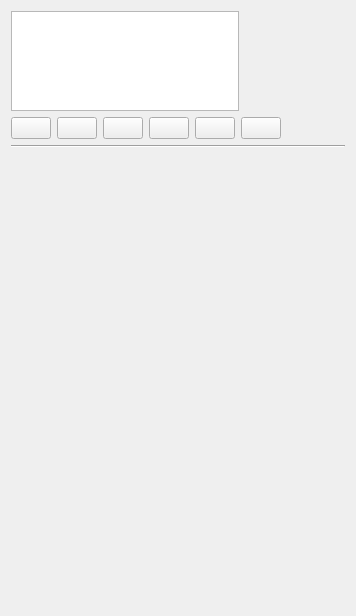
Before: the Qt Designer form src/ui/qgssymbolselectordialogbase.ui in qgis/QGIS, drawn with Qt 5.
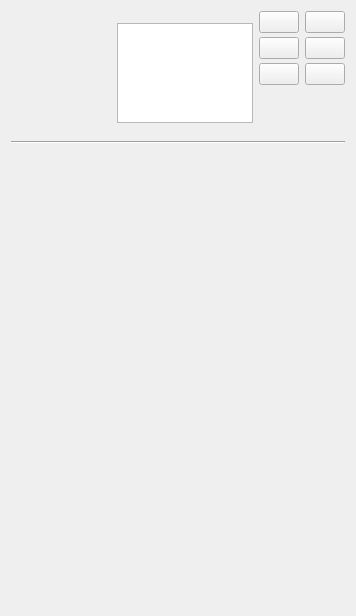
After: the same form once the commit is applied.

The edit to the form file:
```diff
--- a/src/ui/qgssymbolselectordialogbase.ui
+++ b/src/ui/qgssymbolselectordialogbase.ui
@@ -14,135 +14,12 @@
    <string>Form</string>
   </property>
   <layout class="QGridLayout" name="gridLayout_2">
-   <item row="1" column="0">
-    <layout class="QHBoxLayout" name="pushBtnBox">
-     <property name="spacing">
-      <number>6</number>
-     </property>
-     <item>
-      <widget class="QPushButton" name="btnAddLayer">
-       <property name="maximumSize">
-        <size>
-         <width>50</width>
-         <height>16777215</height>
-        </size>
-       </property>
-       <property name="toolTip">
-        <string>Add symbol layer</string>
-       </property>
-      </widget>
-     </item>
-     <item>
-      <widget class="QPushButton" name="btnRemoveLayer">
-       <property name="maximumSize">
-        <size>
-         <width>50</width>
-         <height>16777215</height>
-        </size>
-       </property>
-       <property name="toolTip">
-        <string>Remove symbol layer</string>
-       </property>
-      </widget>
-     </item>
-     <item>
-      <widget class="QPushButton" name="btnLock">
-       <property name="maximumSize">
-        <size>
-         <width>50</width>
-         <height>16777215</height>
-        </size>
-       </property>
-       <property name="toolTip">
-        <string>Lock layer's color</string>
-       </property>
-       <property name="checkable">
-        <bool>true</bool>
-       </property>
-      </widget>
-     </item>
-     <item>
-      <widget class="QPushButton" name="btnDuplicate">
-       <property name="maximumSize">
-        <size>
-         <width>50</width>
-         <height>16777215</height>
-        </size>
-       </property>
-       <property name="toolTip">
-        <string>Duplicates the current layer</string>
-       </property>
-       <property name="text">
-        <string/>
-       </property>
-      </widget>
-     </item>
-     <item>
-      <widget class="QPushButton" name="btnUp">
-       <property name="maximumSize">
-        <size>
-         <width>50</width>
-         <height>16777215</height>
-        </size>
-       </property>
-       <property name="toolTip">
-        <string>Move up</string>
-       </property>
-      </widget>
-     </item>
-     <item>
-      <widget class="QPushButton" name="btnDown">
-       <property name="maximumSize">
-        <size>
-         <width>50</width>
-         <height>16777215</height>
-        </size>
-       </property>
-       <property name="toolTip">
-        <string>Move down</string>
-       </property>
-      </widget>
-     </item>
-     <item>
-      <spacer name="horizontalSpacer">
-       <property name="orientation">
-        <enum>Qt::Horizontal</enum>
-       </property>
-       <property name="sizeHint" stdset="0">
-        <size>
-         <width>20</width>
-         <height>20</height>
-        </size>
-       </property>
-      </spacer>
-     </item>
-    </layout>
-   </item>
    <item row="0" column="0">
     <layout class="QHBoxLayout" name="horizontalLayout">
-     <item>
-      <widget class="QTreeView" name="layersTree">
-       <property name="sizePolicy">
-        <sizepolicy hsizetype="Expanding" vsizetype="Fixed">
-         <horstretch>0</horstretch>
-         <verstretch>0</verstretch>
-        </sizepolicy>
-       </property>
-       <property name="maximumSize">
-        <size>
-         <width>16777215</width>
-         <height>100</height>
-        </size>
-       </property>
-       <property name="editTriggers">
-        <set>QAbstractItemView::NoEditTriggers</set>
-       </property>
-      </widget>
-     </item>
      <item>
       <widget class="QLabel" name="lblPreview">
        <property name="sizePolicy">
-        <sizepolicy hsizetype="Expanding" vsizetype="Fixed">
+        <sizepolicy hsizetype="MinimumExpanding" vsizetype="Fixed">
          <horstretch>0</horstretch>
          <verstretch>0</verstretch>
         </sizepolicy>
@@ -153,6 +30,12 @@
          <height>100</height>
         </size>
        </property>
+       <property name="maximumSize">
+        <size>
+         <width>100</width>
+         <height>100</height>
+        </size>
+       </property>
        <property name="frameShape">
         <enum>QFrame::NoFrame</enum>
        </property>
@@ -167,9 +50,158 @@
        </property>
       </widget>
      </item>
+     <item>
+      <widget class="QTreeView" name="layersTree">
+       <property name="sizePolicy">
+        <sizepolicy hsizetype="Expanding" vsizetype="Fixed">
+         <horstretch>0</horstretch>
+         <verstretch>0</verstretch>
+        </sizepolicy>
+       </property>
+       <property name="maximumSize">
+        <size>
+         <width>16777215</width>
+         <height>100</height>
+        </size>
+       </property>
+       <property name="editTriggers">
+        <set>QAbstractItemView::NoEditTriggers</set>
+       </property>
+      </widget>
+     </item>
+     <item>
+      <layout class="QVBoxLayout" name="pushBtnBox_1">
+       <property name="spacing">
+        <number>4</number>
+       </property>
+       <item>
+        <widget class="QPushButton" name="btnAddLayer">
+         <property name="maximumSize">
+          <size>
+           <width>50</width>
+           <height>16777215</height>
+          </size>
+         </property>
+         <property name="toolTip">
+          <string>Add symbol layer</string>
+         </property>
+        </widget>
+       </item>
+       <item>
+        <widget class="QPushButton" name="btnRemoveLayer">
+         <property name="maximumSize">
+          <size>
+           <width>50</width>
+           <height>16777215</height>
+          </size>
+         </property>
+         <property name="toolTip">
+          <string>Remove symbol layer</string>
+         </property>
+        </widget>
+       </item>
+       <item>
+        <widget class="QPushButton" name="btnDuplicate">
+         <property name="maximumSize">
+          <size>
+           <width>50</width>
+           <height>16777215</height>
+          </size>
+         </property>
+         <property name="toolTip">
+          <string>Duplicate symbol layer</string>
+         </property>
+         <property name="text">
+          <string/>
+         </property>
+        </widget>
+       </item>
+       <item>
+        <spacer name="verticalSpacer_1">
+         <property name="orientation">
+          <enum>Qt::Vertical</enum>
+         </property>
+         <property name="sizeHint" stdset="0">
+          <size>
+           <width>10</width>
+           <height>50</height>
+          </size>
+         </property>
+         <property name="sizeType">
+          <enum>QSizePolicy::Preferred</enum>
+         </property>
+        </spacer>
+       </item>
+      </layout>
+     </item>
+     <item>
+      <layout class="QVBoxLayout" name="pushBtnBox_2">
+       <property name="spacing">
+        <number>4</number>
+       </property>
+       <item>
+        <widget class="QPushButton" name="btnUp">
+         <property name="maximumSize">
+          <size>
+           <width>50</width>
+           <height>16777215</height>
+          </size>
+         </property>
+         <property name="toolTip">
+          <string>Move up</string>
+         </property>
+        </widget>
+       </item>
+       <item>
+        <widget class="QPushButton" name="btnDown">
+         <property name="maximumSize">
+          <size>
+           <width>50</width>
+           <height>16777215</height>
+          </size>
+         </property>
+         <property name="toolTip">
+          <string>Move down</string>
+         </property>
+        </widget>
+       </item>
+       <item>
+        <widget class="QPushButton" name="btnLock">
+         <property name="maximumSize">
+          <size>
+           <width>50</width>
+           <height>16777215</height>
+          </size>
+         </property>
+         <property name="toolTip">
+          <string>Lock symbol layer's color</string>
+         </property>
+         <property name="checkable">
+          <bool>true</bool>
+         </property>
+        </widget>
+       </item>
+       <item>
+        <spacer name="verticalSpacer_2">
+         <property name="orientation">
+          <enum>Qt::Vertical</enum>
+         </property>
+         <property name="sizeHint" stdset="0">
+          <size>
+           <width>10</width>
+           <height>50</height>
+          </size>
+         </property>
+         <property name="sizeType">
+          <enum>QSizePolicy::Preferred</enum>
+         </property>
+        </spacer>
+       </item>
+      </layout>
+     </item>
     </layout>
    </item>
-   <item row="2" column="0">
+   <item row="1" column="0">
     <widget class="Line" name="line">
      <property name="orientation">
       <enum>Qt::Horizontal</enum>
```
Left out of the diff: 2 changed lines with no effect on the pictures.
